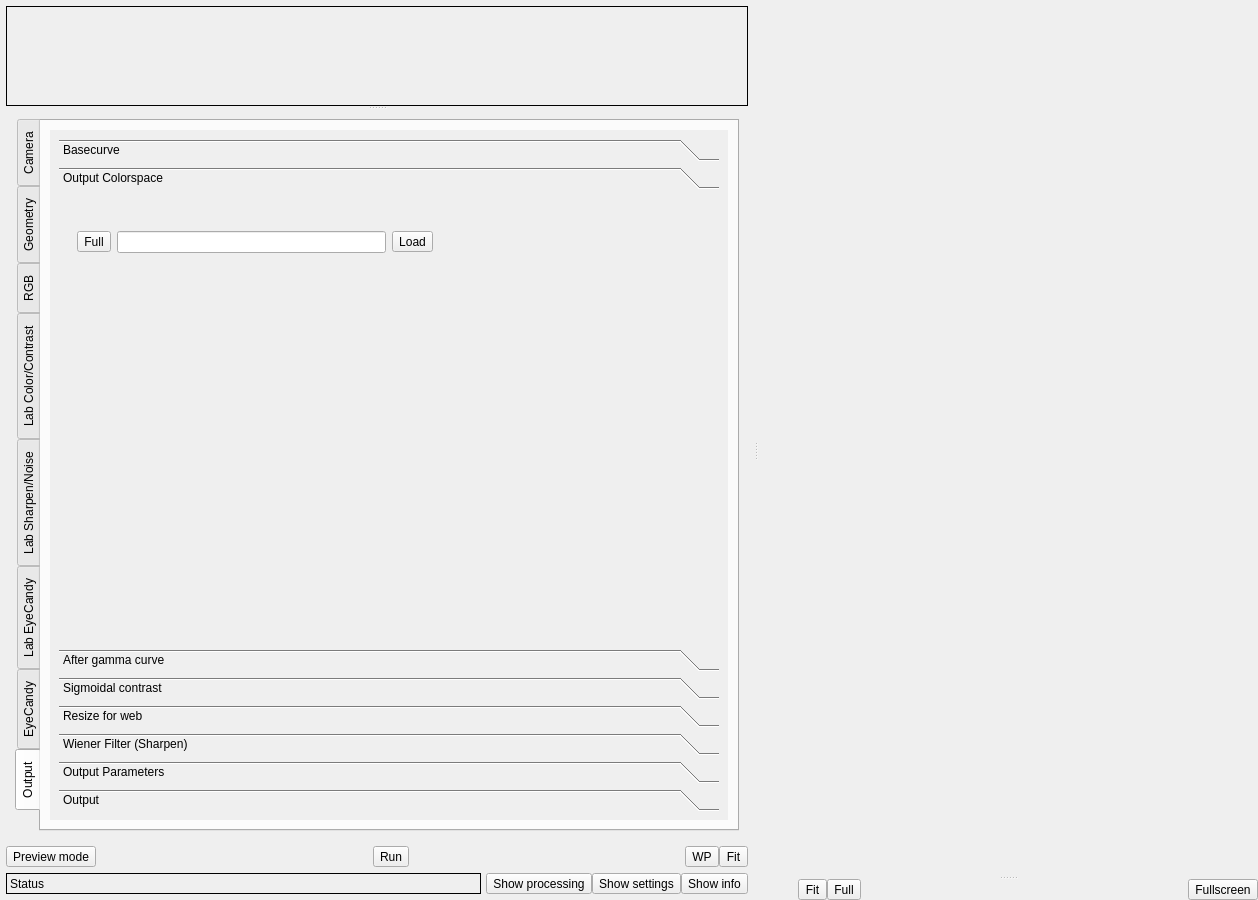
Old version of the form Sources/ptMainWindow.ui in the repository dzz007/photivo.
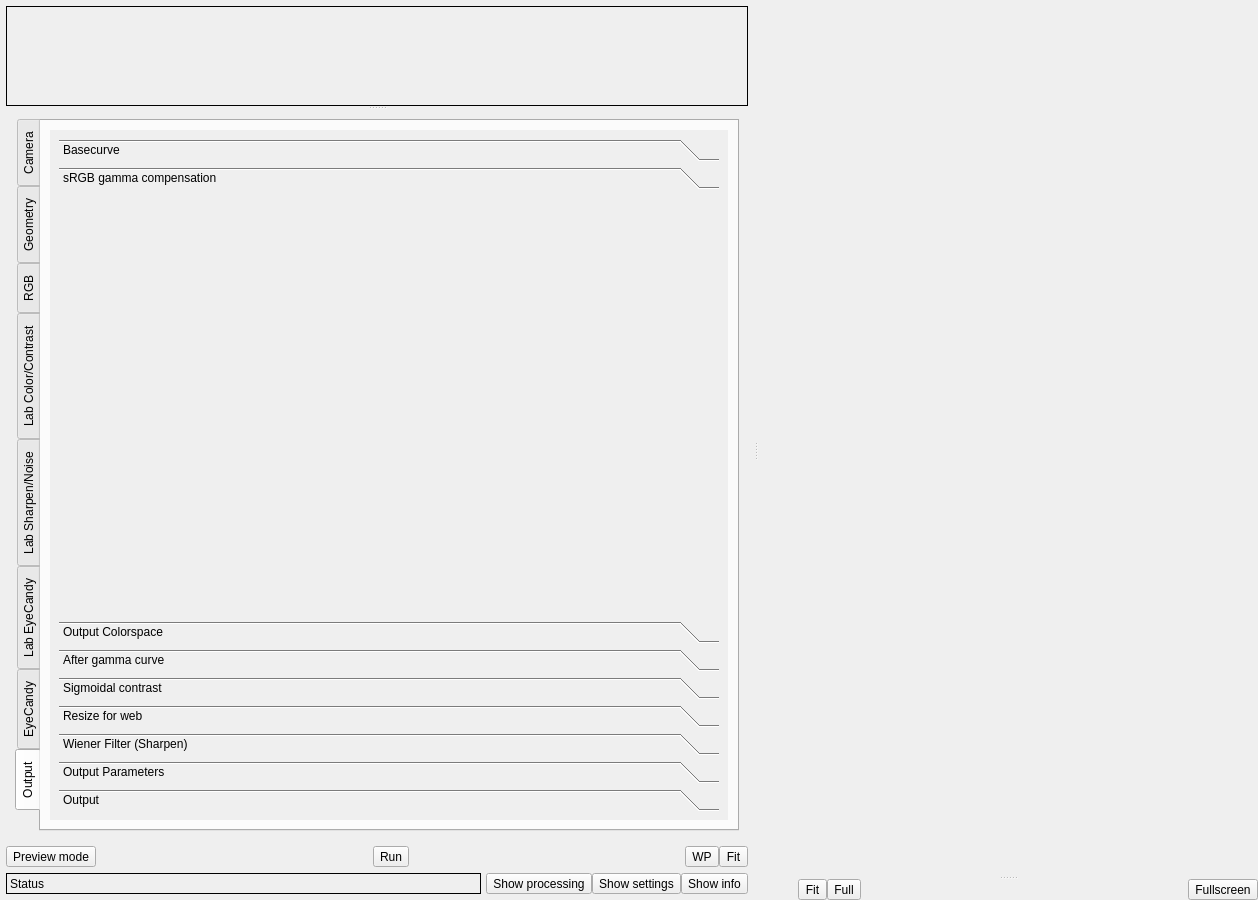
New version of the form. The open tabs and pages were chosen to show the change. Icons and pictures are not drawn.

Commit message: Clean output colorspace tab

```diff
--- a/Sources/ptMainWindow.ui
+++ b/Sources/ptMainWindow.ui
@@ -7388,13 +7388,48 @@
                          </item>
                         </layout>
                        </widget>
+                       <widget class="QWidget" name="TabGammaCompensation">
+                        <attribute name="label">
+                         <string>sRGB gamma compensation</string>
+                        </attribute>
+                        <layout class="QVBoxLayout" name="verticalLayout_218">
+                         <item>
+                          <widget class="QWidget" name="widget_130" native="true">
+                           <layout class="QVBoxLayout" name="verticalLayout_217">
+                            <item>
+                             <widget class="QWidget" name="OutputGammaCompensationWidget" native="true"/>
+                            </item>
+                            <item>
+                             <widget class="QWidget" name="OutputGammaWidget" native="true"/>
+                            </item>
+                            <item>
+                             <widget class="QWidget" name="OutputLinearityWidget" native="true"/>
+                            </item>
+                           </layout>
+                          </widget>
+                         </item>
+                         <item>
+                          <spacer name="verticalSpacer_115">
+                           <property name="orientation">
+                            <enum>Qt::Vertical</enum>
+                           </property>
+                           <property name="sizeHint" stdset="0">
+                            <size>
+                             <width>20</width>
+                             <height>300</height>
+                            </size>
+                           </property>
+                          </spacer>
+                         </item>
+                        </layout>
+                       </widget>
                        <widget class="QWidget" name="TabOutputColorSpace">
                         <property name="geometry">
                          <rect>
                           <x>0</x>
                           <y>0</y>
-                          <width>127</width>
-                          <height>135</height>
+                          <width>708</width>
+                          <height>387</height>
                          </rect>
                         </property>
                         <attribute name="label">
```
Left out of the diff: 171 changed lines with no effect on the pictures. The commit also changes 3 other files.
